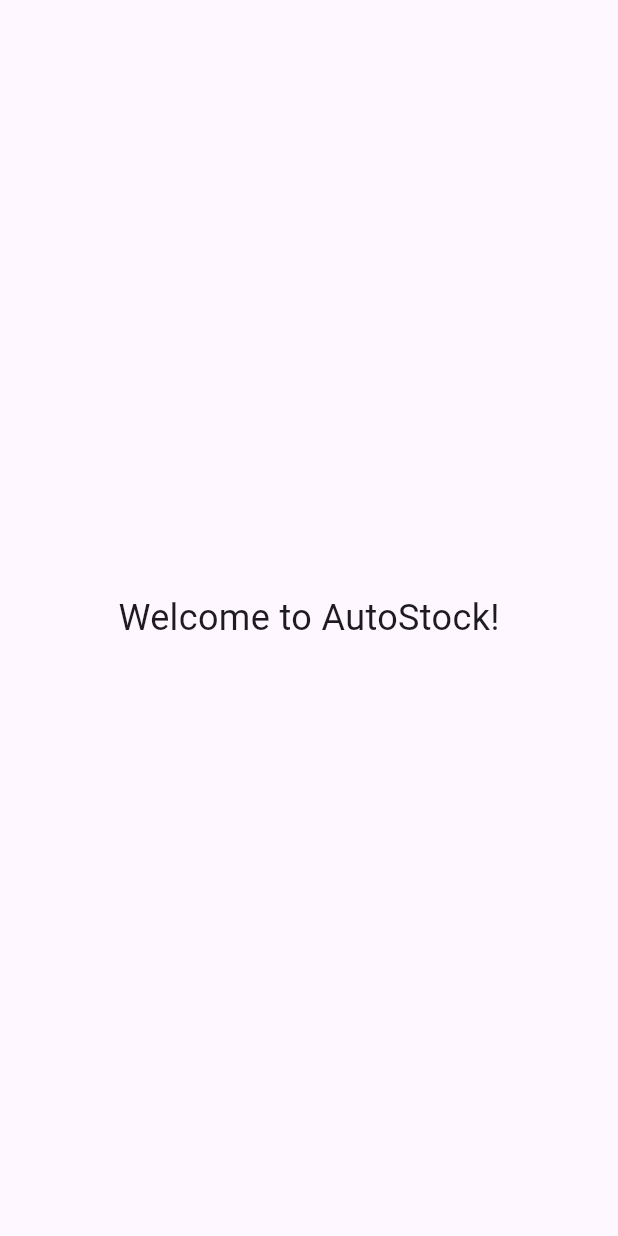
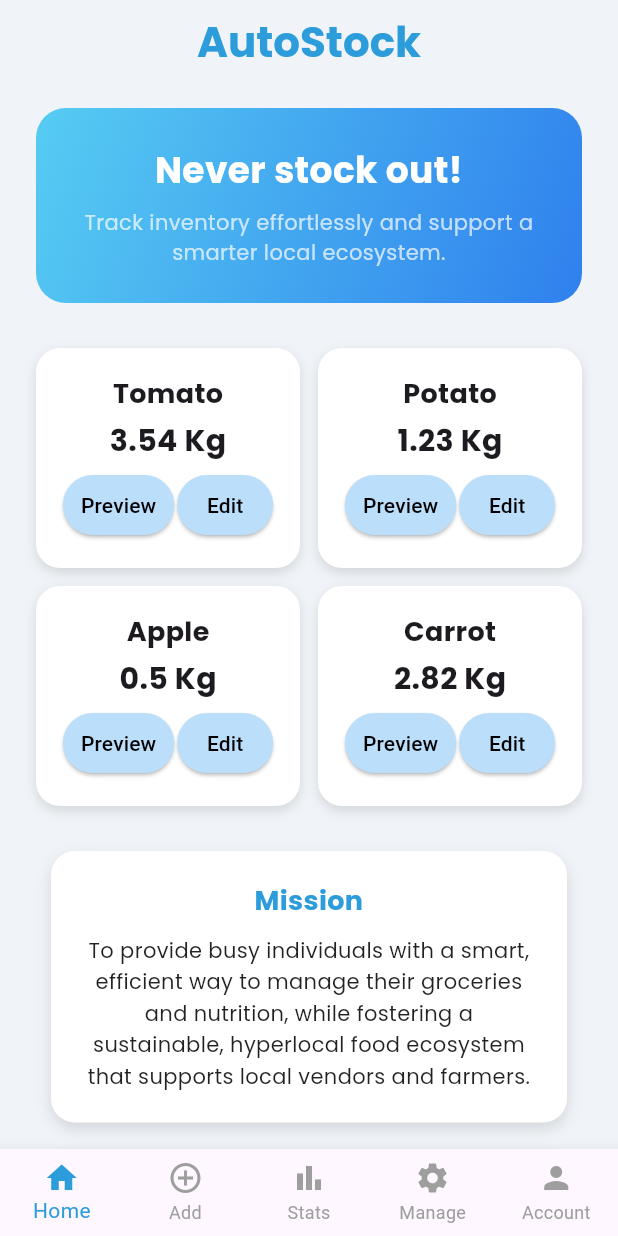
Before and after one commit to VMittal122/IOT-Device-Code, a Flutter app: the HomePage screen opened directly, on a phone screen of 412 x 824 dp. Run offline on Flutter 3.47's test engine with Material 3 defaults, Android fonts, the phone set to English and light mode, and no system bars; our stand-ins replace firebase_core, logger; accounts and stored records are empty.

Commit message:
linked all pages

```diff
--- a/lib/flashpage.dart
+++ b/lib/flashpage.dart
@@ -1,11 +1,12 @@
 import 'package:flutter/material.dart';
-import 'dart:async'; // For Timer
+import 'login.dart';
+import 'dart:async';
 
 class SplashScreen extends StatefulWidget {
-  const SplashScreen({Key? key}) : super(key: key); // Added key parameter
+  const SplashScreen({super.key}); // Modern syntax for key
 
   @override
-  SplashScreenState createState() => SplashScreenState(); // Made State class public
+  SplashScreenState createState() => SplashScreenState();
 }
 
 class SplashScreenState extends State<SplashScreen> with SingleTickerProviderStateMixin {
@@ -16,7 +17,6 @@
   void initState() {
     super.initState();
 
-    // Animation controller setup
     _controller = AnimationController(
       duration: const Duration(seconds: 1),
       vsync: this,
@@ -27,20 +27,19 @@
       curve: Curves.easeIn,
     );
 
-    _controller.forward(); // Start the animation
+    _controller.forward();
 
-    // Timer to go to HomePage after 4 seconds
     Timer(const Duration(seconds: 4), () {
       Navigator.pushReplacement(
         context,
-        MaterialPageRoute(builder: (context) => const HomePage()),
+        MaterialPageRoute(builder: (context) => const LoginPage()), // Ensure this matches your actual class name
       );
     });
   }
 
   @override
   void dispose() {
-    _controller.dispose(); // Clean up
+    _controller.dispose();
     super.dispose();
   }
 
@@ -56,7 +55,7 @@
         height: screenHeight,
         decoration: const BoxDecoration(
           image: DecorationImage(
-            image: AssetImage('background.png'), // Replace with your actual file
+            image: AssetImage('background.png'),
             fit: BoxFit.cover,
           ),
         ),
@@ -80,7 +79,7 @@
                   '- Never stock out',
                   style: TextStyle(
                     fontSize: screenWidth * 0.05,
-                    fontFamily: 'HachiMaruPop', // corrected typo: both texts should use HachiMaruPop
+                    fontFamily: 'HachiMaruPop',
                     fontStyle: FontStyle.italic,
                     color: Colors.blue.shade700,
                   ),
@@ -93,20 +92,3 @@
     );
   }
 }
-
-// Dummy HomePage
-class HomePage extends StatelessWidget {
-  const HomePage({Key? key}) : super(key: key); // Added key parameter
-
-  @override
-  Widget build(BuildContext context) {
-    return Scaffold(
-      body: Center(
-        child: Text(
-          'Welcome to AutoStock!',
-          style: TextStyle(fontSize: 24),
-        ),
-      ),
-    );
-  }
-}
--- a/lib/homepage.dart
+++ b/lib/homepage.dart
@@ -5,9 +5,6 @@
 
   @override
   Widget build(BuildContext context) {
-    final screenWidth = MediaQuery.of(context).size.width;
-    final horizontalPadding = screenWidth < 600 ? 16.0 : 32.0;
-
     return Scaffold(
       backgroundColor: const Color(0xFFF0F4F8),
       appBar: AppBar(
@@ -25,15 +22,13 @@
         centerTitle: true,
       ),
       body: SingleChildScrollView(
-        padding: EdgeInsets.symmetric(horizontal: horizontalPadding, vertical: 16),
+        padding: const EdgeInsets.symmetric(horizontal: 24, vertical: 16),
         child: Column(
           crossAxisAlignment: CrossAxisAlignment.center,
           children: [
             Center(
-              child: MouseRegion(
-                cursor: SystemMouseCursors.click,
               child: AnimatedContainer(
-                  duration: const Duration(milliseconds: 300),
+                duration: Duration(milliseconds: 800),
                 curve: Curves.easeInOut,
                 padding: const EdgeInsets.all(24),
                 decoration: BoxDecoration(
@@ -43,18 +38,11 @@
                     end: Alignment.bottomRight,
                   ),
                   borderRadius: BorderRadius.circular(20),
-                    boxShadow: [
-                      BoxShadow(
-                        color: Colors.black26,
-                        blurRadius: 8,
-                        offset: Offset(0, 4),
-                      )
-                    ],
                 ),
                 child: Column(
                   children: const [
                     Text(
-                        "Never stock out",
+                      "Never stock out!",
                       textAlign: TextAlign.center,
                       style: TextStyle(
                         fontFamily: 'Poppins',
@@ -77,23 +65,20 @@
                 ),
               ),
             ),
-            ),
             const SizedBox(height: 30),
-            Center(
-              child: _buildInfoSection(
+            _buildInventoryGrid(),
+            const SizedBox(height: 30),
+            Center(child: _buildInfoSection(
               title: "Mission",
               content:
-                    "We simplify grocery management for busy lives with smart tracking, timely alerts, and support for local ecosystems—all from one intuitive app.",
-              ),
-            ),
+                  "To provide busy individuals with a smart, efficient way to manage their groceries and nutrition, while fostering a sustainable, hyperlocal food ecosystem that supports local vendors and farmers.",
+            )),
             const SizedBox(height: 20),
-            Center(
-              child: _buildInfoSection(
+            Center(child: _buildInfoSection(
               title: "Vision",
               content:
-                    "To build a future where no household runs out of essentials, local farmers are empowered, and community-based supply chains thrive through intelligent automation.",
-              ),
-            ),
+                  "To create a future where grocery management is effortless, nutrition is prioritized, and local vendors and farmers thrive by reducing reliance on large supply chains and promoting a sustainable, technology-driven, community-based food ecosystem.	",
+            )),
           ],
         ),
       ),
@@ -102,16 +87,102 @@
         unselectedItemColor: Colors.grey,
         type: BottomNavigationBarType.fixed,
         items: const [
-          BottomNavigationBarItem(icon: Icon(Icons.home, size: 20), label: 'Home'),
-          BottomNavigationBarItem(icon: Icon(Icons.add_circle_outline, size: 20), label: 'Add'),
-          BottomNavigationBarItem(icon: Icon(Icons.bar_chart, size: 20), label: 'Stats'),
-          BottomNavigationBarItem(icon: Icon(Icons.settings, size: 20), label: 'Manage'),
-          BottomNavigationBarItem(icon: Icon(Icons.person, size: 20), label: 'Account'),
+          BottomNavigationBarItem(icon: Icon(Icons.home), label: 'Home'),
+          BottomNavigationBarItem(icon: Icon(Icons.add_circle_outline), label: 'Add'),
+          BottomNavigationBarItem(icon: Icon(Icons.bar_chart), label: 'Stats'),
+          BottomNavigationBarItem(icon: Icon(Icons.settings), label: 'Manage'),
+          BottomNavigationBarItem(icon: Icon(Icons.person), label: 'Account'),
         ],
         onTap: (index) {
           // Add navigation logic here
         },
       ),
+    );
+  }
+
+  Widget _buildInventoryGrid() {
+    final items = [
+      {'name': 'Tomato', 'qty': '3.54'},
+      {'name': 'Potato', 'qty': '1.23'},
+      {'name': 'Apple', 'qty': '0.5'},
+      {'name': 'Carrot', 'qty': '2.82'},
+    ];
+
+    return GridView.builder(
+      shrinkWrap: true,
+      physics: NeverScrollableScrollPhysics(),
+      gridDelegate: const SliverGridDelegateWithFixedCrossAxisCount(
+        crossAxisCount: 2,
+        mainAxisSpacing: 12,
+        crossAxisSpacing: 12,
+        childAspectRatio: 1.2,
+      ),
+      itemCount: items.length,
+      itemBuilder: (context, index) {
+        final item = items[index];
+        return Container(
+          decoration: BoxDecoration(
+            color: Colors.white,
+            borderRadius: BorderRadius.circular(16),
+            boxShadow: [
+              BoxShadow(
+                color: Colors.black12,
+                blurRadius: 6,
+                offset: Offset(0, 3),
+              ),
+            ],
+          ),
+          padding: const EdgeInsets.all(16),
+          child: Column(
+            mainAxisAlignment: MainAxisAlignment.spaceAround,
+            children: [
+              Text(
+                item['name']!,
+                style: const TextStyle(
+                  fontFamily: 'Poppins',
+                  fontSize: 18,
+                  fontWeight: FontWeight.w600,
+                ),
+              ),
+              Text(
+                '${item['qty']} Kg',
+                style: const TextStyle(
+                  fontFamily: 'Poppins',
+                  fontSize: 20,
+                  fontWeight: FontWeight.bold,
+                ),
+              ),
+              Row(
+                mainAxisAlignment: MainAxisAlignment.spaceEvenly,
+                children: [
+                  ElevatedButton(
+                    onPressed: () {},
+                    style: ElevatedButton.styleFrom(
+                      padding: const EdgeInsets.symmetric(horizontal: 12),
+                      backgroundColor: Colors.blue[100],
+                    ),
+                    child: const Text(
+                      'Preview',
+                      style: TextStyle(color: Colors.black),
+                    ),
+                  ),
+                  ElevatedButton(
+                    onPressed: () {},
+                    style: ElevatedButton.styleFrom(
+                      padding: const EdgeInsets.symmetric(horizontal: 12),
+                      backgroundColor: Colors.blue[100],
+                    ),
+                    child: const Text(
+                      'Edit',
+                      style: TextStyle(color: Colors.black),
+                    ),
+                  ),
+                ],
+              )
+            ],
+          ),
+        );
+      },
     );
   }
 
--- a/lib/main.dart
+++ b/lib/main.dart
@@ -1,9 +1,9 @@
 import 'package:firebase_core/firebase_core.dart';
 import 'package:flutter/material.dart';
-import 'package:iot_device/create_account_page.dart';
 import 'package:iot_device/firebase_options.dart';
+import 'package:iot_device/flashpage.dart';
 import 'package:iot_device/homepage.dart';
-import 'package:iot_device/login.dart';
+import 'package:iot_device/login.dart'; // Only used import
 
 Future<void> main() async {
   WidgetsFlutterBinding.ensureInitialized();
@@ -19,7 +19,7 @@
     return MaterialApp(
       title: 'AutoStock',
       theme: ThemeData(useMaterial3: true),
-      home: HomePage(),
+      home: const SplashScreen(),//Make sure this is const
       debugShowCheckedModeBanner: false,
     );
   }
```
Also changed, not shown: lib/create_account_page.dart (+31 -5 lines), lib/login.dart (+9 -6 lines). Lines whose indentation alone changed are shown as unchanged.
